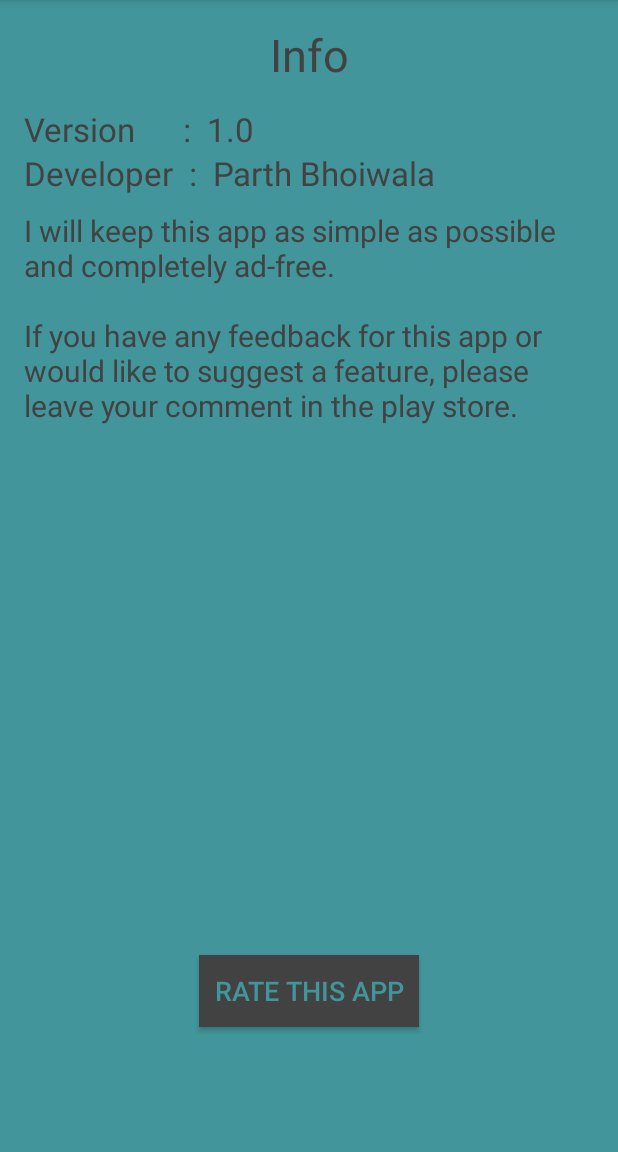
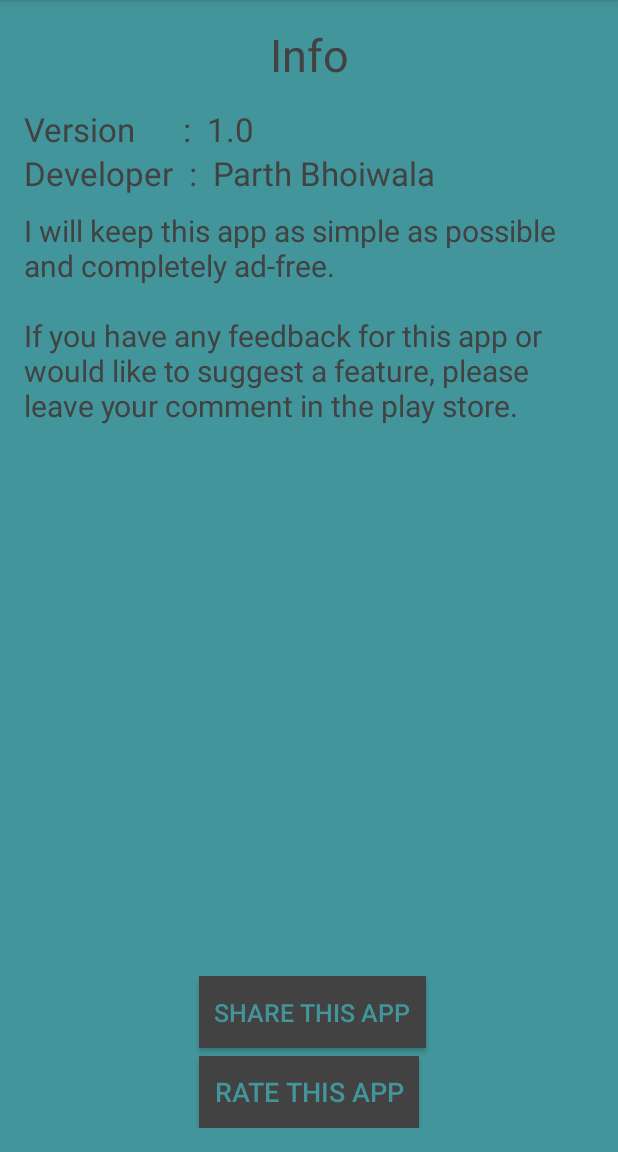
Before and after one commit to pbhoiwala/WordsUnscrambler-Android, an Android app: the Main2Activity screen opened directly, with no data from a screen before it, after a tap on "RATE THIS APP", on a phone screen of 412 x 824 dp, the part 84-1236 px from its top. Run offline under Robolectric (Android 15) with nearby library versions, the phone set to English and light mode, and no system bars; network calls fail.

Commit message:
Added feature to "Share the app"

```diff
--- a/app/build.gradle
+++ b/app/build.gradle
@@ -25,8 +25,7 @@ android {
 }
 
 dependencies {
-    compile fileTree(dir: 'libs', include: ['*.jar'])
-    testCompile 'junit:junit:4.12'
+    compile fileTree(include: ['*.jar'], dir: 'libs')
     compile 'com.android.support:appcompat-v7:23.2.1'
     compile 'com.android.support:design:23.2.1'
 }
--- a/app/src/main/java/com/unscrambler/word/unscrambler/Main2Activity.java
+++ b/app/src/main/java/com/unscrambler/word/unscrambler/Main2Activity.java
@@ -16,6 +16,8 @@ import android.widget.TextView;
 
 public class Main2Activity extends AppCompatActivity {
 
+    private String marketURL = "market://details?id=com.unscrambler.word.unscrambler";
+    private String playStoreURL = "https://play.google.com/store/apps/details?id=com.unscrambler.word.unscrambler";
     @Override
     protected void onCreate(Bundle savedInstanceState) {
         super.onCreate(savedInstanceState);
@@ -39,10 +41,19 @@ public class Main2Activity extends AppCompatActivity {
         rate.setOnClickListener(new View.OnClickListener() {
             @Override
             public void onClick(View view) {
-                Intent rate = new Intent(Intent.ACTION_VIEW, Uri.parse("market://details?id=com.unscrambler.word.unscrambler"));
+                Intent rate = new Intent(Intent.ACTION_VIEW, Uri.parse(marketURL));
                 startActivity(rate);
             }
         });
+
+        Button share = (Button)findViewById(R.id.share);
+        share.setOnClickListener(new View.OnClickListener() {
+            @Override
+            public void onClick(View v){
+                shareIt();
+            }
+        });
+
     }
     @Override
     public boolean onOptionsItemSelected(MenuItem item) {
@@ -60,6 +71,15 @@ public class Main2Activity extends AppCompatActivity {
 //        return super.onOptionsItemSelected(item);
     }
 
+    private void shareIt() {
+        Intent sharingIntent = new Intent(android.content.Intent.ACTION_SEND);
+        sharingIntent.setType("text/plain");
+        String text = "Hey, checkout this awesome android app called Word Unscrambler." +
+                " It helps you unscramble almost any scrambled english word. Check it out: " + playStoreURL;
+        sharingIntent.putExtra(Intent.EXTRA_TEXT, text);
+        startActivity(Intent.createChooser(sharingIntent, "Share via"));
+    }
+
 
 
 }
--- a/app/src/main/res/layout/activity_main2.xml
+++ b/app/src/main/res/layout/activity_main2.xml
@@ -48,9 +48,23 @@
         android:id="@+id/rate"
         android:background="@color/background_floating_material_dark"
         android:clickable="true"
-        android:layout_marginBottom="67dp"
         android:layout_alignParentBottom="true"
         android:layout_centerHorizontal="true" />
+
+    <Button
+        android:layout_width="wrap_content"
+        android:layout_height="wrap_content"
+        android:padding="10dp"
+        android:text="SHARE THIS APP"
+        android:textSize="16.5sp"
+        android:textColor="#ff42959a"
+        android:id="@+id/share"
+        android:background="@color/background_floating_material_dark"
+        android:clickable="true"
+        android:layout_above="@+id/rate"
+        android:layout_alignLeft="@+id/rate"
+        android:layout_alignStart="@+id/rate"
+        android:layout_marginBottom="5dp"/>
 
     <TextView
         android:layout_width="wrap_content"
```
